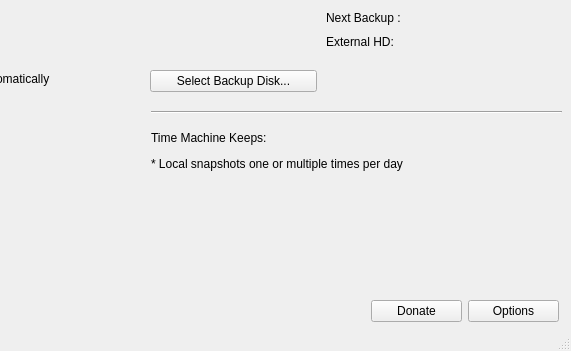
Above: src/gui.ui from GeovaneJefferson/timemachine before the change; both pictures show x 129 to 700 and y 99 to 450 of the 700 by 450 pixel window. Below: the same form after it.
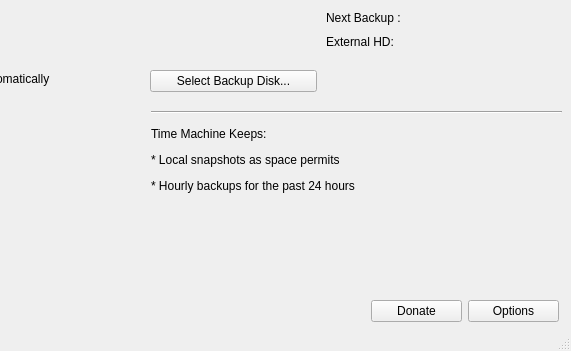
That is the form after the change. Icons and pictures are not drawn.

What changed in the file:
```diff
--- a/src/gui.ui
+++ b/src/gui.ui
@@ -115,14 +115,14 @@
       <x>280</x>
       <y>210</y>
       <width>411</width>
-      <height>71</height>
+      <height>89</height>
      </rect>
     </property>
     <layout class="QGridLayout" name="gridLayout">
      <item row="1" column="0">
       <widget class="QLabel" name="label_txt">
        <property name="text">
-        <string>&lt;html&gt;&lt;head/&gt;&lt;body&gt;&lt;p&gt;Time Machine Keeps:&lt;/p&gt;&lt;p&gt;* Local snapshots one or multiple times per day&lt;/p&gt;&lt;/body&gt;&lt;/html&gt;</string>
+        <string>&lt;html&gt;&lt;head/&gt;&lt;body&gt;&lt;p&gt;Time Machine Keeps:&lt;/p&gt;&lt;p&gt;* Local snapshots as space permits&lt;/p&gt;&lt;p&gt;* Hourly backups for the past 24 hours&lt;/p&gt;&lt;/body&gt;&lt;/html&gt;</string>
        </property>
       </widget>
      </item>
```
